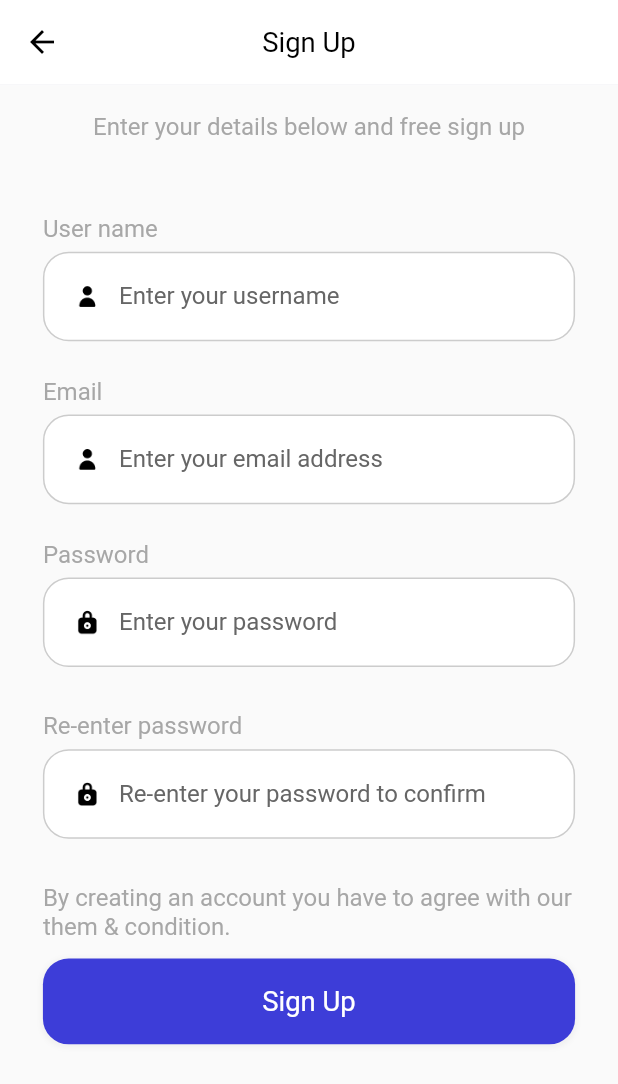
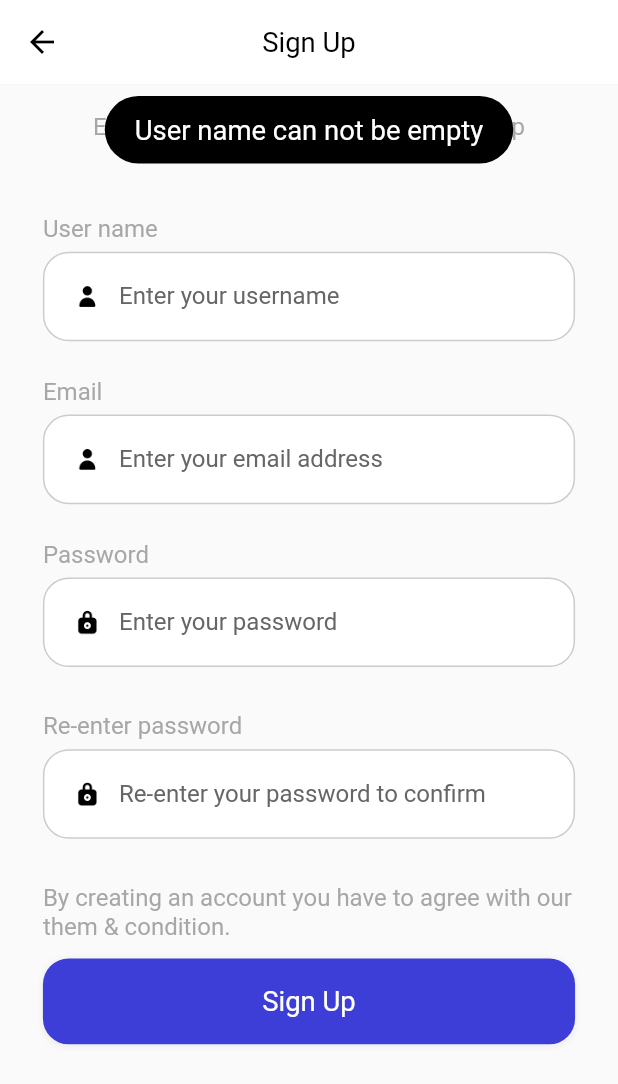
Before and after one commit to Daddy2054/ulearning_app_bloc, a Flutter app: the Register screen opened by its route, after a tap on "Sign Up", on a phone screen of 412 x 824 dp. Shown: the top 1084 px of the screen. Run offline on Flutter 3.47's test engine with Material 2 defaults, Android fonts, the phone set to English and light mode, and no system bars; our stand-ins replace cloud_firestore, dots_indicator, firebase_auth, firebase_core, flutter_bloc, flutter_screenutil and 1 more; accounts and stored records are empty; Roboto replaces fonts that are missing (Avenir).

Commit message:
67. Register controller and part 3

```diff
--- a/lib/main.dart
+++ b/lib/main.dart
@@ -36,7 +36,7 @@ class MyApp extends StatelessWidget {
         builder: (context, child) => MaterialApp(
           home: const Welcome(),
           routes: {
-   //         'myHomePage': (context) => const MyHomePage(title: 'title'),
+            'myHomePage': (context) => const MyHomePage(title: 'title'),
             'signIn': (context) => const SignIn(),
             'register': (context) => const Register(),
           },
--- a/lib/pages/register/register.dart
+++ b/lib/pages/register/register.dart
@@ -4,6 +4,7 @@ import 'package:flutter_screenutil/flutter_screenutil.dart';
 import 'package:ulearning_app_bloc/pages/register/bloc/register_bloc.dart';
 
 import '../common_widgets.dart';
+import 'register_controller.dart';
 
 class Register extends StatefulWidget {
   const Register({super.key});
@@ -95,7 +96,8 @@ class _RegisterState extends State<Register> {
                             height: 5.h,
                           ),
                           buildLogInAndRegButton('Sign Up', 'login', () {
-                            Navigator.of(context).pushNamed('register');
+                    //        Navigator.of(context).pushNamed('register');
+                    RegisterController(context:context).handleEmailRegister();
                           }),
                         ],
                       ),
--- a/lib/pages/sign_in/sign_in_controller.dart
+++ b/lib/pages/sign_in/sign_in_controller.dart
@@ -30,16 +30,22 @@ class SignInController {
             password: password,
           );
           if (credential.user == null) {
-            ///
+            toastInfo(msg: "You don't exist");
+            return;
           }
           if (!credential.user!.emailVerified) {
-//
+           toastInfo(msg: "You need to verify your email account");
+
+            return;
           }
           var user = credential.user;
           if (user != null) {
             //we got verified user from firebase
+            print('user exist');
           } else {
             //error getting user from firebase
+            toastInfo(msg: "Currently you are not a user of this app");
+            return;
           }
         } on FirebaseAuthException catch (e) {
           if (e.code == 'user-not-found') {
```
